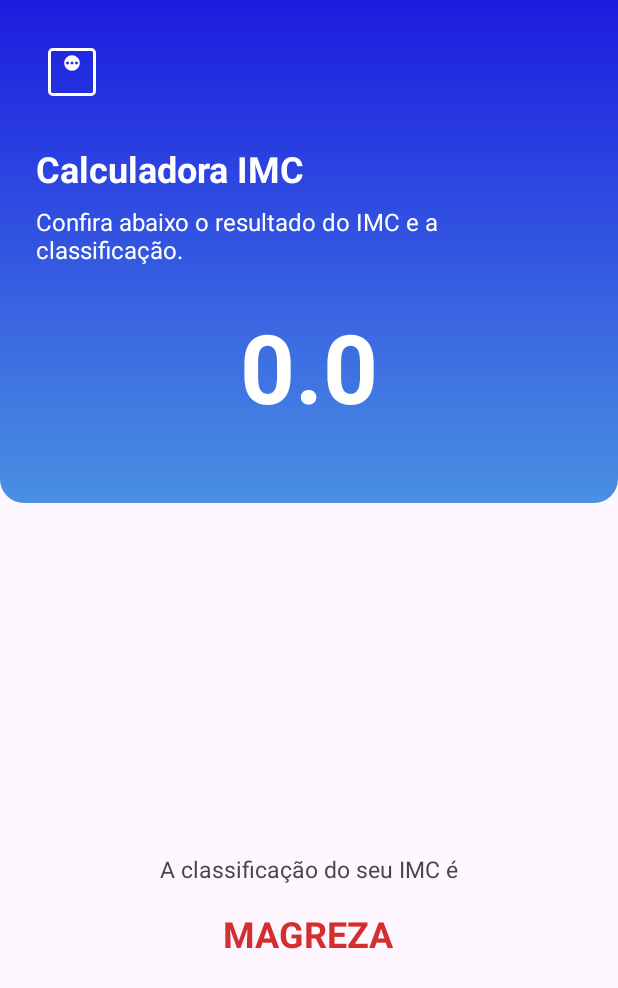
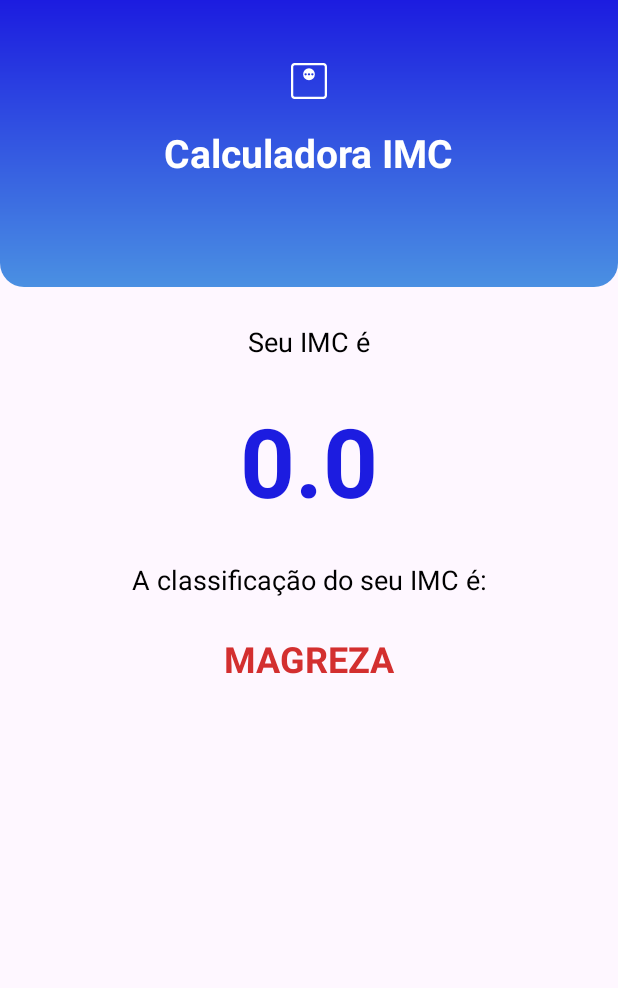
Before and after one commit to andrebritovita/calculadoraImc, an Android app: the ResultActivity screen opened directly, with no data from a screen before it, on a phone screen of 412 x 824 dp. Shown: the top 988 px of the screen. Run offline under Robolectric (Android 15) with nearby library versions, the phone set to English and light mode, and no system bars.

Commit message:
Melhorando experiência do usuário.

```diff
--- a/app/src/main/res/layout/activity_main.xml
+++ b/app/src/main/res/layout/activity_main.xml
@@ -18,9 +18,11 @@
 
         <ImageView
             android:id="@+id/imageView"
-            android:layout_width="48dp"
-            android:layout_height="48dp"
-            android:layout_margin="24dp"
+            android:layout_gravity="center"
+            android:layout_width="36dp"
+            android:layout_height="36dp"
+            android:layout_marginTop="24dp"
+            android:layout_marginBottom="12dp"
             app:srcCompat="@drawable/ic_weight"
             app:tint="@color/white" />
 
@@ -28,23 +30,22 @@
             android:id="@+id/textView"
             android:layout_width="wrap_content"
             android:layout_height="wrap_content"
-            android:layout_marginStart="24dp"
+            android:layout_gravity="center"
             android:text="Calculadora IMC"
             android:textColor="@color/white"
-            android:textSize="24sp"
+            android:textSize="26sp"
             android:textStyle="bold" />
 
         <TextView
             android:id="@+id/textView2"
             android:layout_width="wrap_content"
             android:layout_height="wrap_content"
+            android:layout_gravity="center"
             android:layout_marginTop="8dp"
-            android:layout_marginStart="24dp"
-            android:layout_marginEnd="24dp"
-            android:layout_marginBottom="48dp"
-            android:text="Preencha os campos com seu peso e altura para calcular seu índice de massa corporal."
+            android:layout_marginBottom="64dp"
+            android:text="Informe os dados abaixo"
             android:textColor="@color/white"
-            android:textSize="16sp" />
+            android:textSize="18sp" />
     </LinearLayout>
 
     <Button
@@ -80,7 +81,7 @@
             android:layout_width="match_parent"
             android:layout_height="wrap_content"
             android:background="@drawable/rounded_bg"
-            android:drawableEnd="@drawable/ic_weight"
+            android:drawableEnd="@drawable/scale_24dp_5f6368_fill0_wght200_grad0_opsz24"
             android:hint="Digite seu peso ex: 70.200"
             android:inputType="numberDecimal"
             android:maxLength="6" />
--- a/app/src/main/res/layout/activity_result.xml
+++ b/app/src/main/res/layout/activity_result.xml
@@ -1,87 +1,98 @@
 <?xml version="1.0" encoding="utf-8"?>
-<LinearLayout xmlns:android="http://schemas.android.com/apk/res/android"
+<androidx.constraintlayout.widget.ConstraintLayout xmlns:android="http://schemas.android.com/apk/res/android"
     xmlns:app="http://schemas.android.com/apk/res-auto"
     xmlns:tools="http://schemas.android.com/tools"
     android:id="@+id/main"
-    android:gravity="center_horizontal"
-    android:orientation="vertical"
-    tools:context=".ResultActivity"
+    android:layout_width="match_parent"
     android:layout_height="match_parent"
-    android:layout_width="match_parent">
+    tools:context=".ResultActivity">
 
     <LinearLayout
         android:id="@+id/vg_gradient"
         android:layout_width="match_parent"
         android:layout_height="wrap_content"
         android:background="@drawable/gradiente_bg"
-        android:orientation="vertical">
+        android:orientation="vertical"
+        app:layout_constraintEnd_toEndOf="parent"
+        app:layout_constraintHorizontal_bias="0.5"
+        app:layout_constraintStart_toStartOf="parent"
+        app:layout_constraintTop_toTopOf="parent">
 
         <ImageView
-            android:layout_width="48dp"
-            android:layout_height="48dp"
-            android:layout_margin="24dp"
+            android:layout_width="36dp"
+            android:layout_height="36dp"
+            android:layout_gravity="center"
+            android:layout_marginTop="36dp"
+            android:layout_marginBottom="12dp"
             app:srcCompat="@drawable/ic_weight"
             app:tint="@color/white" />
 
         <TextView
-            android:id="@+id/textView"
             android:layout_width="wrap_content"
             android:layout_height="wrap_content"
-            android:layout_marginStart="24dp"
+            android:layout_gravity="center"
+            android:layout_marginBottom="72dp"
             android:text="Calculadora IMC"
             android:textColor="@color/white"
-            android:textSize="24sp"
-            android:textStyle="bold" />
+            android:textSize="26sp"
+            android:textStyle="bold"/>
+
+
+    </LinearLayout>
 
     <TextView
         android:id="@+id/textView2"
         android:layout_width="wrap_content"
         android:layout_height="wrap_content"
-            android:layout_marginStart="24dp"
-            android:layout_marginTop="8dp"
-            android:layout_marginEnd="24dp"
-            android:text="Confira abaixo o resultado do IMC e a classificação."
-            android:textColor="@color/white"
-            android:textSize="16sp" />
+        android:layout_marginTop="24dp"
+        android:text="Seu IMC é"
+        android:textColor="@color/black"
+        android:textSize="18dp"
+        app:layout_constraintEnd_toEndOf="parent"
+        app:layout_constraintHorizontal_bias="0.5"
+        app:layout_constraintStart_toStartOf="parent"
+        app:layout_constraintTop_toBottomOf="@id/vg_gradient" />
 
     <TextView
         android:id="@+id/tv_result"
-            android:gravity="center"
         android:layout_width="match_parent"
         android:layout_height="wrap_content"
-            android:layout_marginBottom="48dp"
         android:layout_marginTop="24dp"
         android:maxLength="5"
+        android:textAlignment="center"
+        android:textColor="@color/primary_900"
         android:textSize="64sp"
         android:textStyle="bold"
-            tools:text="23.66"
-            android:textColor="@color/white"/>
-
-    </LinearLayout>
-
-
-    <LinearLayout
-        android:layout_width="match_parent"
-        android:layout_height="match_parent"
-        android:orientation="vertical"
-        android:gravity="center">
+        app:layout_constraintEnd_toEndOf="parent"
+        app:layout_constraintHorizontal_bias="0.5"
+        app:layout_constraintStart_toStartOf="parent"
+        app:layout_constraintTop_toBottomOf="@+id/textView2"
+        tools:text="23.66" />
 
     <TextView
         android:id="@+id/tv_classificacao_label"
         android:layout_width="wrap_content"
         android:layout_height="wrap_content"
-            android:layout_marginTop="48dp"
-            android:layout_marginBottom="16dp"
-            android:textSize="15dp"
-            android:text="A classificação do seu IMC é" />
+        android:layout_marginTop="24dp"
+        android:text="A classificação do seu IMC é:"
+        android:textColor="@color/black"
+        android:textSize="18dp"
+        app:layout_constraintEnd_toEndOf="parent"
+        app:layout_constraintStart_toStartOf="parent"
+        app:layout_constraintTop_toBottomOf="@id/tv_result" />
 
     <TextView
         android:id="@+id/tv_classificacao"
         android:layout_width="wrap_content"
         android:layout_height="wrap_content"
+        android:layout_marginTop="24dp"
+        android:textSize="24dp"
         android:textStyle="bold"
-            android:textSize="24dp"
+        app:layout_constraintEnd_toEndOf="parent"
+        app:layout_constraintHorizontal_bias="0.5"
+        app:layout_constraintStart_toStartOf="parent"
+        app:layout_constraintTop_toBottomOf="@+id/tv_classificacao_label"
         tools:text="NORMAL" />
-    </LinearLayout>
 
-</LinearLayout>
+
+</androidx.constraintlayout.widget.ConstraintLayout>
```
Lines whose indentation alone changed are shown as unchanged.
